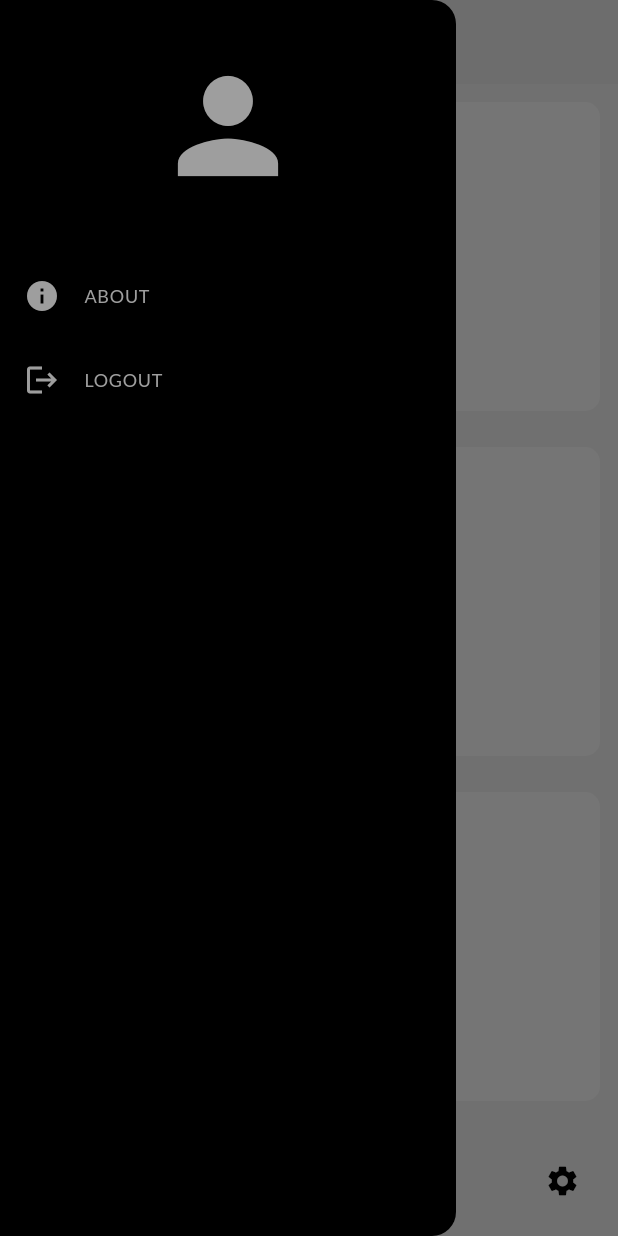
After one commit to ChinmayMangela/minimal_ui, a Flutter app: the screen it shows once a user with an empty profile is signed in, in the side drawer, after a tap on "ABOUT", on a phone screen of 412 x 824 dp. The commit adds this screen. Run offline on Flutter 3.47's test engine with Material 3 defaults, Android fonts, the phone set to English and light mode, and no system bars; drawn by our look-alikes of google_nav_bar; our stand-ins replace firebase_auth, firebase_core, font_awesome_flutter, google_fonts; accounts and stored records are empty; network calls fail.

Commit message:
Add navigation drawer and loading indicator for login/signup

```diff
--- /dev/null
+++ b/lib/common/my_drawer.dart
@@ -0,0 +1,37 @@
+import 'package:flutter/material.dart';
+import 'package:minimal_ui/services/authentication/authentication_service.dart';
+
+class MyDrawer extends StatelessWidget {
+  const MyDrawer({super.key});
+
+  @override
+  Widget build(BuildContext context) {
+    final authService = AuthenticationService();
+    final iconColor = Theme.of(context).colorScheme.tertiary;
+    final textTheme = Theme.of(context).textTheme.labelMedium!.copyWith(
+      color: iconColor,
+    );
+    return Drawer(
+      backgroundColor: Theme.of(context).colorScheme.secondary,
+      child: Column(
+        children: [
+          DrawerHeader(
+            child: Icon((Icons.person), color: iconColor, size: 100,),
+          ),
+          ListTile(
+            onTap: () {},
+            leading: Icon(Icons.info, color: iconColor,),
+            title: Text('ABOUT', style: textTheme),
+          ),
+          ListTile(
+            onTap: () {
+              authService.signOut();
+            },
+            leading: Icon(Icons.logout, color: iconColor,),
+            title: Text('LOGOUT', style: textTheme,),
+          ),
+        ],
+      ),
+    );
+  }
+}
--- a/lib/features/authentication/presentation/pages/auth_gate.dart
+++ b/lib/features/authentication/presentation/pages/auth_gate.dart
@@ -0,0 +1,24 @@
+import 'package:firebase_auth/firebase_auth.dart';
+import 'package:flutter/material.dart';
+import 'package:minimal_ui/features/authentication/presentation/pages/login_or_register.dart';
+import 'package:minimal_ui/features/home/presentation/pages/home_page.dart';
+import 'package:minimal_ui/tabs.dart';
+
+class AuthGate extends StatelessWidget {
+  const AuthGate({super.key});
+
+  @override
+  Widget build(BuildContext context) {
+    return StreamBuilder(stream: FirebaseAuth.instance.authStateChanges(), builder: (context, snapshot) {
+      if (snapshot.connectionState == ConnectionState.waiting) {
+        return const Center(
+          child: CircularProgressIndicator(),
+        );
+      } else if (snapshot.hasData) {
+        return const Tabs();
+      } else {
+        return const LoginOrRegister();
+      }
+    });
+  }
+}
--- a/lib/features/authentication/presentation/pages/log_in_page.dart
+++ b/lib/features/authentication/presentation/pages/log_in_page.dart
@@ -2,6 +2,7 @@ import 'package:flutter/material.dart';
 import 'package:minimal_ui/features/authentication/presentation/widgets/my_button.dart';
 import 'package:minimal_ui/features/authentication/presentation/widgets/my_text_field.dart';
 import 'package:minimal_ui/features/authentication/presentation/widgets/social_buttons_row.dart';
+import 'package:minimal_ui/main.dart';
 import 'package:minimal_ui/services/authentication/authentication_service.dart';
 import 'package:minimal_ui/utils/utils.dart';
 
@@ -38,7 +39,10 @@ class _LogInPageState extends State<LogInPage> {
       Utils.displaySnackBar('Enter your credentials');
     }
 
+    Utils.showCircularProgressIndicator(context);
     await _authenticationService.logInWithEmail(email, password);
+    navigatorKey.currentState?.popUntil((route) => route.isFirst);
+
   }
 
 
--- a/lib/features/authentication/presentation/pages/register_page.dart
+++ b/lib/features/authentication/presentation/pages/register_page.dart
@@ -2,6 +2,7 @@ import 'package:flutter/material.dart';
 import 'package:minimal_ui/features/authentication/presentation/widgets/my_button.dart';
 import 'package:minimal_ui/features/authentication/presentation/widgets/my_text_field.dart';
 import 'package:minimal_ui/features/authentication/presentation/widgets/social_buttons_row.dart';
+import 'package:minimal_ui/main.dart';
 import 'package:minimal_ui/services/authentication/authentication_service.dart';
 import 'package:minimal_ui/utils/utils.dart';
 
@@ -48,13 +49,14 @@ class _RegisterPageState extends State<RegisterPage> {
       return;
     }
 
-
-    if(email.isEmpty && password.isEmpty && confirmPassword.isEmpty) {
+    if (email.isEmpty || password.isEmpty || confirmPassword.isEmpty) {
       Utils.displaySnackBar('Enter your credentials');
       return;
     }
 
+    Utils.showCircularProgressIndicator(context);
     await _authenticationService.createUserWithEmail(email, password);
+    navigatorKey.currentState?.popUntil((route) => route.isFirst);
   }
 
   @override
--- a/lib/features/authentication/presentation/widgets/my_text_field.dart
+++ b/lib/features/authentication/presentation/widgets/my_text_field.dart
@@ -28,6 +28,7 @@ class MyTextField extends StatelessWidget {
       borderRadius: BorderRadius.circular(4),
     );
     return TextField(
+      controller: controller,
       obscureText: obscureText,
       decoration: InputDecoration(
           suffixIcon: isPasswordField
--- a/lib/features/home/presentation/pages/home_page.dart
+++ b/lib/features/home/presentation/pages/home_page.dart
@@ -0,0 +1,26 @@
+import 'package:flutter/material.dart';
+import 'package:minimal_ui/utils/utils.dart';
+
+class HomePage extends StatelessWidget {
+  const HomePage({super.key});
+
+  @override
+  Widget build(BuildContext context) {
+    return ListView.builder(itemBuilder: (context, index) {
+      return _buildContainer(context);
+    });
+  }
+
+
+  Widget _buildContainer(BuildContext context) {
+    return Container(
+      margin: const EdgeInsets.all(12),
+      width: double.infinity,
+      height: Utils.getScreenHeight(context) * 0.25,
+      decoration: BoxDecoration(
+        borderRadius: BorderRadius.circular(10),
+        color: Theme.of(context).colorScheme.primary,
+      ),
+    );
+  }
+}
--- a/lib/main.dart
+++ b/lib/main.dart
@@ -1,5 +1,6 @@
 import 'package:firebase_core/firebase_core.dart';
 import 'package:flutter/material.dart';
+import 'package:minimal_ui/features/authentication/presentation/pages/auth_gate.dart';
 import 'package:minimal_ui/features/authentication/presentation/pages/login_or_register.dart';
 import 'package:minimal_ui/theme/app_theme.dart';
 
@@ -10,6 +11,7 @@ void main() async {
 }
 
 final messengerKey = GlobalKey<ScaffoldMessengerState>();
+final navigatorKey = GlobalKey<NavigatorState>();
 
 class MyApp extends StatelessWidget {
   const MyApp({super.key});
@@ -18,8 +20,9 @@ class MyApp extends StatelessWidget {
   Widget build(BuildContext context) {
     return MaterialApp(
       scaffoldMessengerKey: messengerKey,
+      navigatorKey: navigatorKey,
       theme: AppTheme.lightTheme,
-      home: const LoginOrRegister(),
+      home: const AuthGate(),
     );
   }
 }
--- a/lib/services/authentication/authentication_service.dart
+++ b/lib/services/authentication/authentication_service.dart
@@ -8,6 +8,7 @@ class AuthenticationService {
   Future<UserCredential?> logInWithEmail(String email, String password) async {
     try {
       final user = await _firebaseAuth.signInWithEmailAndPassword(email: email, password: password);
+      print('Success');
       return user;
     } on FirebaseAuthException catch (e) {
       Utils.displaySnackBar(e.message);
@@ -24,4 +25,8 @@ class AuthenticationService {
     }
     return null;
   }
+
+  Future<void> signOut() async {
+    await _firebaseAuth.signOut();
+  }
 }
--- /dev/null
+++ b/lib/tabs.dart
@@ -0,0 +1,65 @@
+import 'package:flutter/material.dart';
+import 'package:google_nav_bar/google_nav_bar.dart';
+import 'package:minimal_ui/common/my_drawer.dart';
+import 'package:minimal_ui/features/home/presentation/pages/home_page.dart';
+import 'package:minimal_ui/features/profile/presentation/pages/profile_page.dart';
+import 'package:minimal_ui/features/settings/presentation/pages/settings_page.dart';
+import 'package:minimal_ui/features/shop/presentation/pages/shop_page.dart';
+
+class Tabs extends StatefulWidget {
+  const Tabs({super.key});
+
+  @override
+  State<Tabs> createState() => _TabsState();
+}
+
+class _TabsState extends State<Tabs> {
+  final List<Widget> _pages = const [
+    HomePage(),
+    ShopPage(),
+    ProfilePage(),
+    SettingsPage(),
+  ];
+
+  var selectedIndex = 0;
+
+  void _onPageSelect(int newIndex) {
+    setState(() {
+      selectedIndex = newIndex;
+    });
+  }
+
+  @override
+  Widget build(BuildContext context) {
+    return Scaffold(
+      appBar: AppBar(
+        centerTitle: true,
+        title: const Text('APP'),
+      ),
+      drawer: const MyDrawer(),
+      body: _pages[selectedIndex],
+      bottomNavigationBar: _buildBottomNavigationBar(),
+    );
+  }
+
+  Widget _buildBottomNavigationBar() {
+    return GNav(
+        selectedIndex: selectedIndex,
+        onTabChange: _onPageSelect,
+        tabs: const [
+          GButton(
+            icon: Icons.home,
+            text: 'Home',
+          ),
+          GButton(icon: Icons.shop, text: 'Shop'),
+          GButton(
+            icon: Icons.person,
+            text: 'Profile',
+          ),
+          GButton(
+            icon: Icons.settings,
+            text: 'Settings',
+          ),
+        ]);
+  }
+}
--- a/pubspec.yaml
+++ b/pubspec.yaml
@@ -39,6 +39,7 @@ dependencies:
   firebase_auth: ^5.2.1
   font_awesome_flutter: ^10.7.0
   firebase_core: ^3.4.1
+  google_nav_bar: ^5.0.6
 
 dev_dependencies:
   flutter_test:
```
Also changed, not shown: lib/features/profile/presentation/pages/profile_page.dart (+10 -0 lines), lib/features/settings/presentation/pages/settings_page.dart (+10 -0 lines), lib/features/shop/presentation/pages/shop_page.dart (+10 -0 lines), lib/utils/utils.dart (+11 -0 lines), pubspec.lock.
